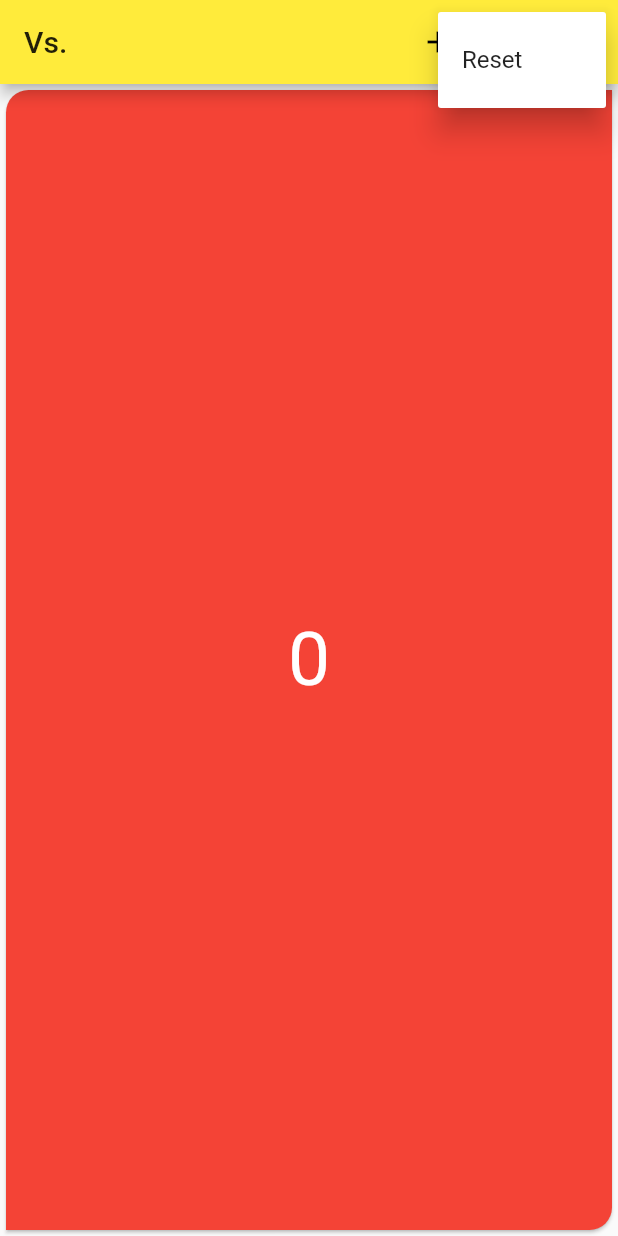
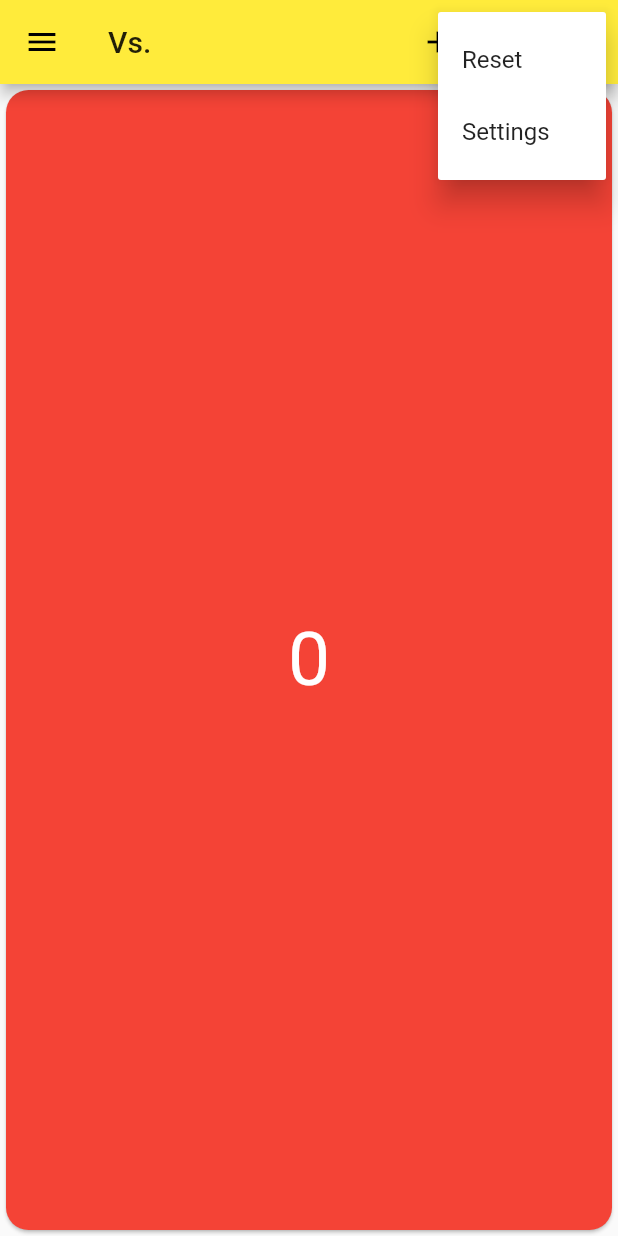
Before and after one commit to LeLuxNet/Vs, a Flutter app: the screen it shows after launch, after a tap on the "add" icon, after a tap on the "remove" icon, after a tap on the "more vert" icon, on a phone screen of 412 x 824 dp. Run offline on Flutter 3.47's test engine with Material 2 defaults, Android fonts, the phone set to English and light mode, and no system bars; our stand-ins replace material_design_icons_flutter, shared_preferences.

Commit message:
Splited up build method

```diff
--- a/i18n/de.json
+++ b/i18n/de.json
@@ -1,4 +1,5 @@
 {
   "appName": "Vs.",
+  "settings": "Einstellungen",
   "reset": "Zurücksetzen"
 }
--- a/i18n/en.json
+++ b/i18n/en.json
@@ -1,4 +1,5 @@
 {
   "appName": "Vs.",
+  "settings": "Settings",
   "reset": "Reset"
 }
--- a/lib/widgets/counter.dart
+++ b/lib/components/counter.dart
@@ -16,8 +16,8 @@ class CounterWidget extends StatefulWidget {
 
 class _CounterWidgetState extends State<CounterWidget>
     with TickerProviderStateMixin {
-  static final BorderRadius borderRadius = BorderRadius.only(
-      bottomRight: Radius.circular(15), topLeft: Radius.circular(15));
+  static final BorderRadius borderRadius =
+      BorderRadius.all(Radius.circular(15));
 
   bool visible = false;
 
--- a/lib/main.dart
+++ b/lib/main.dart
@@ -1,6 +1,7 @@
 import 'package:flutter/material.dart';
 import 'package:flutter_localizations/flutter_localizations.dart';
 import 'package:vs/screens/main_screen.dart';
+import 'package:vs/screens/settings_screen.dart';
 import 'package:vs/services/localization.dart';
 
 void main() => runApp(MyApp());
@@ -11,7 +12,8 @@ class MyApp extends StatelessWidget {
     return MaterialApp(
       title: 'Vs.',
       theme: ThemeData(primarySwatch: Colors.yellow),
-      darkTheme: ThemeData.dark(),
+      darkTheme:
+          ThemeData(brightness: Brightness.dark, primarySwatch: Colors.yellow),
       localizationsDelegates: [
         AppLocalizations.delegate,
         GlobalMaterialLocalizations.delegate,
@@ -24,7 +26,8 @@ class MyApp extends StatelessWidget {
       ],
       initialRoute: '/',
       routes: <String, WidgetBuilder>{
-        "/": (BuildContext context) => MainScreen()
+        "/": (BuildContext context) => MainScreen(),
+        "/settings": (BuildContext context) => SettingsScreen()
       },
     );
   }
--- a/lib/models/game.dart
+++ b/lib/models/game.dart
@@ -12,15 +12,15 @@ class Game {
   ];
 
   List<Counter> counter;
-  DataStore store;
+  DataStore _store;
 
   Game(store, counter) {
-    this.store = store;
+    this._store = store;
     this.counter = counter;
   }
 
   Game.raw(store, List<int> data) {
-    this.store = store;
+    this._store = store;
     this.counter = [];
     for (int i in data) {
       _addCounter(i);
@@ -64,6 +64,6 @@ class Game {
   }
 
   save() {
-    store.saveGame(this);
+    _store.saveGame(this);
   }
 }
--- a/lib/screens/main_screen.dart
+++ b/lib/screens/main_screen.dart
@@ -1,9 +1,10 @@
 import 'package:flutter/material.dart';
+import 'package:material_design_icons_flutter/material_design_icons_flutter.dart';
+import 'package:vs/components/counter.dart';
 import 'package:vs/models/counter.dart';
 import 'package:vs/models/game.dart';
 import 'package:vs/services/localization.dart';
 import 'package:vs/services/store.dart';
-import 'package:vs/widgets/counter.dart';
 
 class MainScreen extends StatefulWidget {
   @override
@@ -15,23 +16,42 @@ class _MainScreenState extends State<MainScreen> {
   DataStore store;
   bool firstBuild = true;
 
-  static final Choice _resetButton = Choice(title: 'reset');
-  static final List<Choice> _popupMenuButtons = [_resetButton];
+  Choice _resetButton;
+  Choice _settingsButton;
+  List<Choice> _popupMenuButtons;
 
   @override
   void initState() {
-    super.initState();
     store = new DataStore();
     _game = store.getGame();
+
+    _resetButton = Choice(
+        title: 'reset',
+        onSelect: () async {
+          Game game = await _game;
+          setState(() {
+            game.reset();
+          });
+        });
+    _settingsButton = Choice(
+        title: 'settings',
+        onSelect: () => Navigator.pushNamed(context, '/settings'));
+    _popupMenuButtons = [_resetButton, _settingsButton];
+    super.initState();
   }
 
-  void _selectPopupMenu(Choice choice) async {
-    if (choice == _resetButton) {
-      Game game = await _game;
-      setState(() {
-        game.reset();
-      });
-    }
+  _getPopupMenu() {
+    return PopupMenuButton<Choice>(
+      onSelected: (choice) => choice.onSelect(),
+      itemBuilder: (BuildContext context) {
+        return _popupMenuButtons.map((Choice choice) {
+          return PopupMenuItem<Choice>(
+            value: choice,
+            child: Text(AppLocalizations.of(context).translate(choice.title)),
+          );
+        }).toList();
+      },
+    );
   }
 
   Widget _getCounterWidget(Counter data, int id) {
@@ -56,46 +76,58 @@ class _MainScreenState extends State<MainScreen> {
     }
   }
 
+  Widget _getAppBarIcon(bool add) {
+    return new FutureBuilder<Game>(
+        future: _game,
+        builder: (context, snapshot) {
+          return IconButton(
+              icon: Icon(add ? Icons.add : Icons.remove),
+              onPressed: () {
+                if (snapshot.hasData) {
+                  if (add
+                      ? snapshot.data.isAddCounter()
+                      : snapshot.data.isRemoveCounter()) {
+                    return add
+                        ? () => setState(snapshot.data.addCounter)
+                        : () => setState(snapshot.data.removeCounter);
+                  }
+                }
+                return null;
+              }());
+        });
+  }
+
+  Widget _getDrawer() {
+    return Drawer(
+      child: ListView(
+        padding: EdgeInsets.zero,
+        children: <Widget>[
+          DrawerHeader(
+            child: Text(AppLocalizations.of(context).translate("appName")),
+            decoration: BoxDecoration(color: Theme.of(context).primaryColor),
+          ),
+          ListTile(
+            leading: Icon(MdiIcons.dice3),
+            title: Text('Game'),
+            onTap: () {},
+          ),
+        ],
+      ),
+    );
+  }
+
   @override
   Widget build(BuildContext context) {
     return Scaffold(
         appBar: AppBar(
           title: Text(AppLocalizations.of(context).translate("appName")),
           actions: <Widget>[
-            new FutureBuilder<Game>(
-                future: _game,
-                builder: (context, snapshot) {
-                  return IconButton(
-                      icon: Icon(Icons.add),
-                      onPressed:
-                          snapshot.hasData && snapshot.data.isAddCounter()
-                              ? () => setState(snapshot.data.addCounter)
-                              : null);
-                }),
-            new FutureBuilder<Game>(
-                future: _game,
-                builder: (context, snapshot) {
-                  return IconButton(
-                      icon: Icon(Icons.remove),
-                      onPressed:
-                          snapshot.hasData && snapshot.data.isRemoveCounter()
-                              ? () => setState(snapshot.data.removeCounter)
-                              : null);
-                }),
-            PopupMenuButton<Choice>(
-              onSelected: _selectPopupMenu,
-              itemBuilder: (BuildContext context) {
-                return _popupMenuButtons.map((Choice choice) {
-                  return PopupMenuItem<Choice>(
-                    value: choice,
-                    child: Text(
-                        AppLocalizations.of(context).translate(choice.title)),
-                  );
-                }).toList();
-              },
-            ),
+            _getAppBarIcon(true),
+            _getAppBarIcon(false),
+            _getPopupMenu()
           ],
         ),
+        drawer: _getDrawer(),
         body: new FutureBuilder<Game>(
             future: _game,
             builder: (context, snapshot) {
@@ -109,7 +141,8 @@ class _MainScreenState extends State<MainScreen> {
 }
 
 class Choice {
-  Choice({this.title});
+  Choice({this.title, this.onSelect});
 
   final String title;
+  final Function onSelect;
 }
--- /dev/null
+++ b/lib/screens/settings_screen.dart
@@ -0,0 +1,18 @@
+import 'package:flutter/material.dart';
+import 'package:vs/services/localization.dart';
+
+class SettingsScreen extends StatefulWidget {
+  @override
+  _SettingsScreenState createState() => _SettingsScreenState();
+}
+
+class _SettingsScreenState extends State<SettingsScreen> {
+  @override
+  Widget build(BuildContext context) {
+    return Scaffold(
+        appBar: AppBar(
+          title: Text(AppLocalizations.of(context).translate("settings")),
+        ),
+        body: Center(child: Text("Settings comming soon...")));
+  }
+}
--- a/pubspec.yaml
+++ b/pubspec.yaml
@@ -21,10 +21,10 @@ dependencies:
     sdk: flutter
   flutter_localizations:
     sdk: flutter
+
   shared_preferences: ^0.4.3
 
-  # The following adds the Cupertino Icons font to your application.
-  # Use with the CupertinoIcons class for iOS style icons.
+  material_design_icons_flutter: 4.0.5045
   cupertino_icons: ^0.1.2
 
 dev_dependencies:
```
Also changed, not shown: pubspec.lock.
